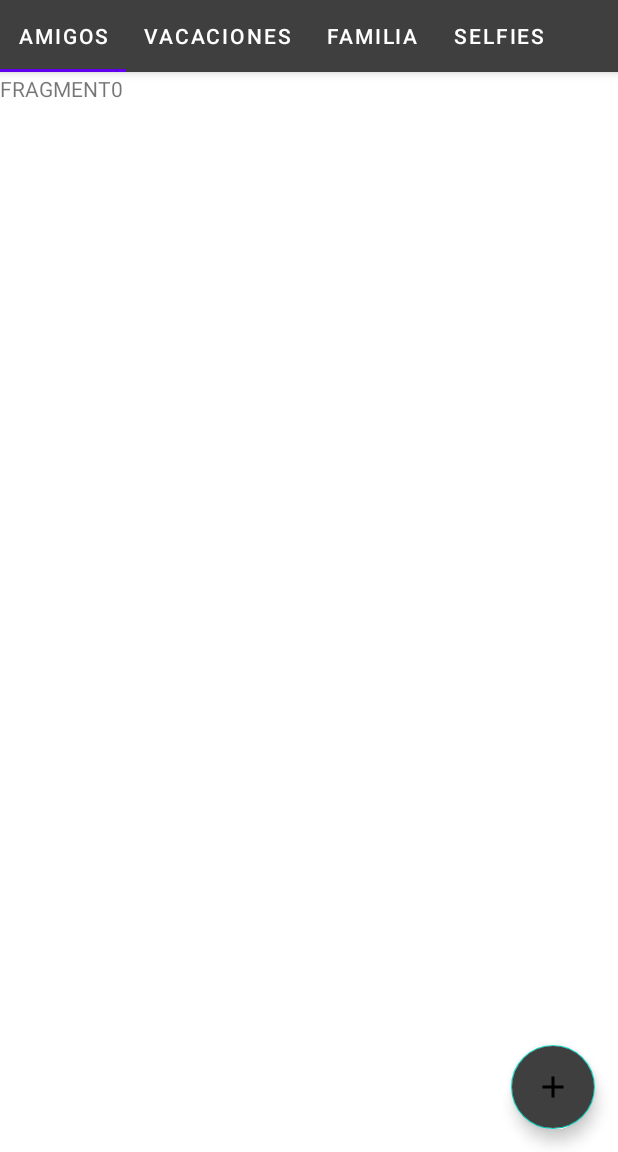
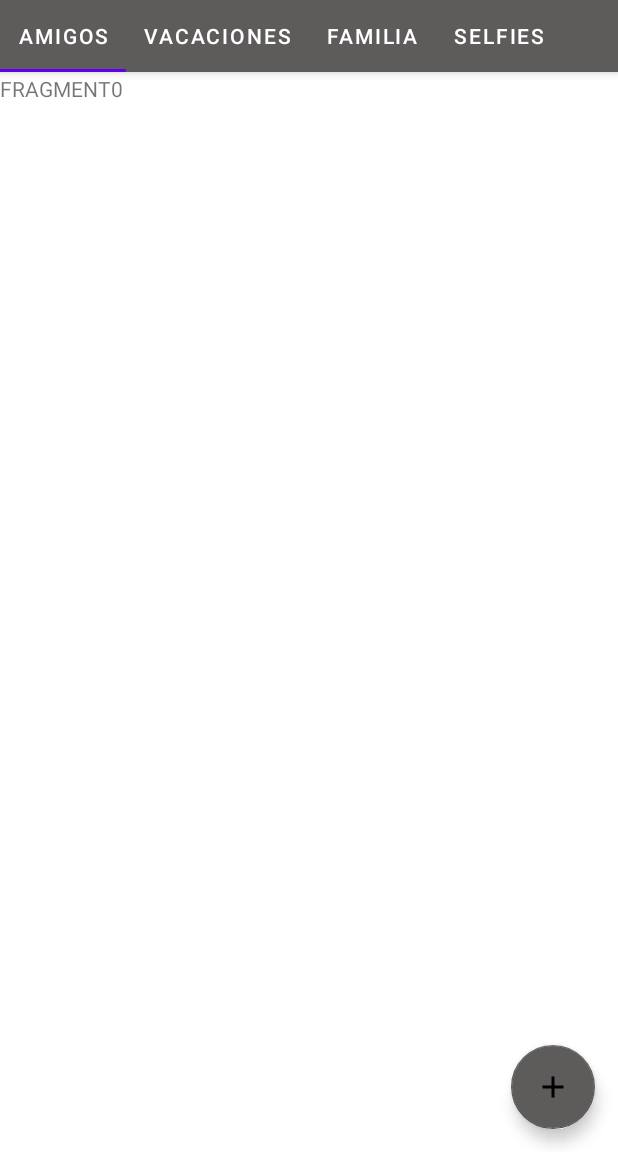
Before and after one commit to joseolivagarcia/PhotoGalleryPro, an Android app: the screen it shows after launch (MainActivity), on a phone screen of 412 x 824 dp, the part 84-1236 px from its top. Run offline under Robolectric (Android 15) with nearby library versions, the phone set to English and light mode, and no system bars; our stand-ins replace Room's generated code.

Commit message:
configuaracion de colores para distintas configuraciones

```diff
--- a/app/src/main/res/layout/activity_main.xml
+++ b/app/src/main/res/layout/activity_main.xml
@@ -47,6 +47,6 @@
         android:layout_alignEnd="@id/container"
         android:layout_margin="15dp"
         android:src="@drawable/ic_add"
-        android:backgroundTint="@color/grey"/>
+        app:backgroundTint="@color/grey"/>
 
 </RelativeLayout>
--- a/app/src/main/res/values/colors.xml
+++ b/app/src/main/res/values/colors.xml
@@ -9,10 +9,13 @@
     <color name="white">#FFFFFFFF</color>
 
     <!-- mis colores-->
-    <color name="grey">#403F3F</color>
+    <color name="grey">#5E5B5B</color>
     <color name="grey_dark">#292929</color>
     <color name="orange">#FF9800</color>
+    <color name="orange_light">#ECAD51</color>
     <color name="blue">#03A9F4</color>
+    <color name="blue_light">#6AC4EC</color>
     <color name="green">#8BC34A</color>
+    <color name="green_light">#9DC56E</color>
     <color name="yellow">#FFEB3B</color>
 </resources>
```
Also changed, not shown: app/src/main/java/joseoliva/com/photogallerypro/MainActivity.kt (+13 -8 lines).
